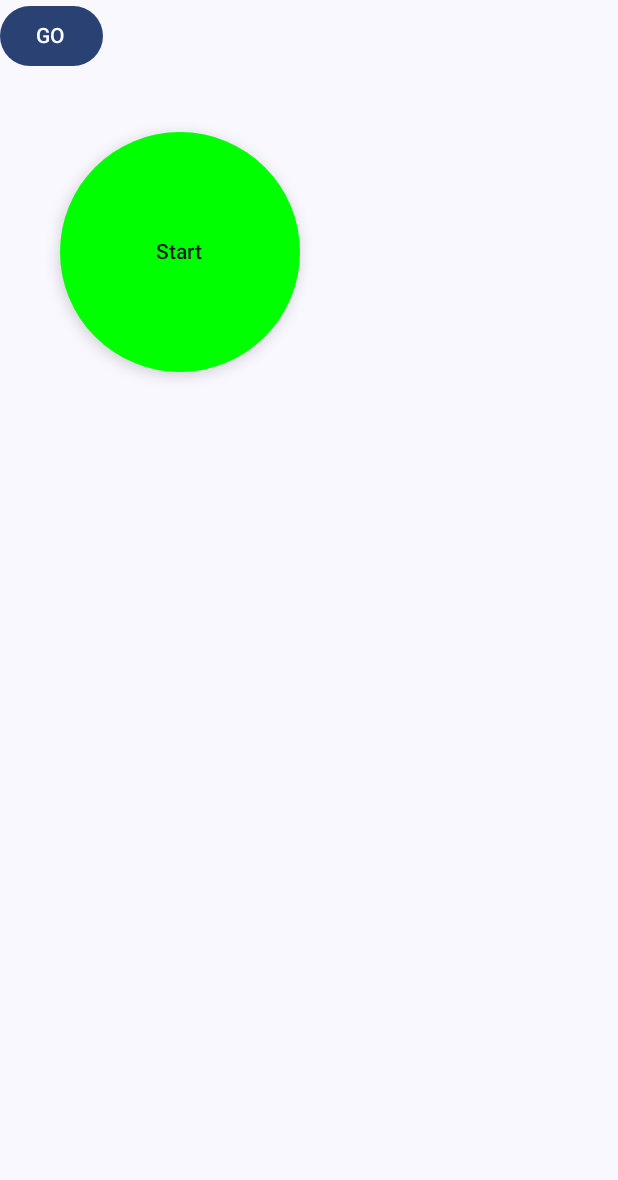
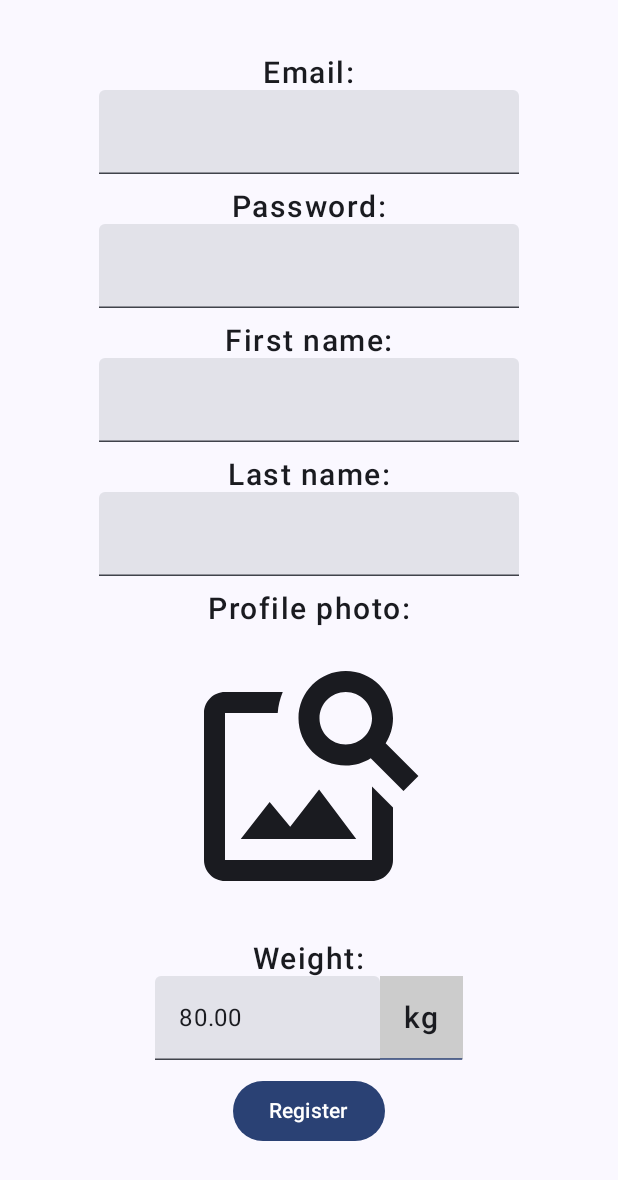
Before and after one commit to aleksa-vuckovic/RunPal, an Android app built with Jetpack Compose: the screen it shows after launch (MainActivity), on a phone screen of 412 x 824 dp. Shown: the top 1180 px of the screen. Run offline under Robolectric (Android 15) with nearby library versions, the phone set to English and light mode, and no system bars; our stand-ins replace Dagger/Hilt's generated code; pictures from the network do not load.

Commit message:
Added login screen composables.

```diff
--- a/App/app/src/main/AndroidManifest.xml
+++ b/App/app/src/main/AndroidManifest.xml
@@ -12,10 +12,16 @@
         android:fullBackupContent="@xml/backup_rules"
         android:icon="@mipmap/ic_launcher"
         android:label="@string/app_name"
+        android:networkSecurityConfig="@xml/network_security_config"
         android:roundIcon="@mipmap/ic_launcher_round"
         android:supportsRtl="true"
         android:theme="@style/Theme.RacePal"
         tools:targetApi="31">
+        <activity
+            android:name=".activities.login.LoginActivity"
+            android:exported="false"
+            android:label="@string/title_activity_login"
+            android:theme="@style/Theme.RacePal" />
         <activity
             android:name=".activities.SoloRunningResults"
             android:exported="false"
--- a/App/app/src/main/java/com/example/racepal/Composables.kt
+++ b/App/app/src/main/java/com/example/racepal/Composables.kt
@@ -20,6 +20,7 @@ import androidx.compose.material3.FloatingActionButton
 import androidx.compose.material3.HorizontalDivider
 import androidx.compose.material3.MaterialTheme
 import androidx.compose.material3.Text
+import androidx.compose.material3.TextField
 import androidx.compose.runtime.Composable
 import androidx.compose.runtime.LaunchedEffect
 import androidx.compose.runtime.getValue
@@ -79,6 +80,23 @@ fun Modifier.borderRight(strokeWidth: Dp, color: Color): Modifier {
         drawLine(
             color = color,
             start = Offset(x = width, y = 0f),
+            end = Offset(x = width , y = height),
+            strokeWidth = strokeWidthPx
+        )
+    }
+}
+@Composable
+fun Modifier.borderBottom(strokeWidth: Dp, color: Color): Modifier {
+    val density = LocalDensity.current
+    val strokeWidthPx = density.run { strokeWidth.toPx() }
+
+    return this.drawBehind {
+        val width = size.width - strokeWidthPx/2
+        val height = size.height
+
+        drawLine(
+            color = color,
+            start = Offset(x = 0f, y = height),
             end = Offset(x = width , y = height),
             strokeWidth = strokeWidthPx
         )
@@ -218,7 +236,8 @@ fun ProgressFloatingButton(onProgress: (Float) -> Unit,
                     awaitPointerEventScope {
                         while (true) {
                             val event = awaitPointerEvent(PointerEventPass.Main)
-                            if (event.type == PointerEventType.Press) pressed = System.currentTimeMillis()
+                            if (event.type == PointerEventType.Press) pressed =
+                                System.currentTimeMillis()
                             else if (event.type == PointerEventType.Release) pressed = 0L
                         }
                     }
@@ -228,6 +247,24 @@ fun ProgressFloatingButton(onProgress: (Float) -> Unit,
         }
     }
 
+}
+
+@Composable
+fun DoubleInput(initial: Double, onChange: (Double) -> Unit, modifier: Modifier = Modifier) {
+    var input by rememberSaveable {
+        mutableStateOf("%.2f".format(initial))
+    }
+    TextField(value = input, onValueChange = {
+        val v = it.toDoubleOrNull()
+        if (v != null) {
+            input = it
+            onChange(v)
+        }
+        else if (it == "") {
+            input = it
+            onChange(0.0)
+        }
+    }, modifier = modifier)
 }
 
 //@Preview(showBackground = true)
--- /dev/null
+++ b/App/app/src/main/java/com/example/racepal/DependencyInjection.kt
@@ -0,0 +1,44 @@
+package com.example.racepal
+
+import com.google.gson.GsonBuilder
+import dagger.Module
+import dagger.Provides
+import dagger.hilt.InstallIn
+import dagger.hilt.components.SingletonComponent
+import okhttp3.OkHttpClient
+import okhttp3.logging.HttpLoggingInterceptor
+import retrofit2.Retrofit
+import retrofit2.converter.gson.GsonConverterFactory
+import java.time.ZonedDateTime
+import javax.inject.Singleton
+
+
+@Module
+@InstallIn(SingletonComponent::class)
+class ServerModule {
+    @Singleton
+    @Provides
+    fun provideRetrofit(): Retrofit {
+        val httpInterceptor = HttpLoggingInterceptor()
+        httpInterceptor.setLevel(HttpLoggingInterceptor.Level.BODY)
+        val client = OkHttpClient.Builder().addInterceptor(httpInterceptor).build()
+
+        val gson = GsonBuilder()
+            //.registerTypeAdapter(ZonedDateTime::class.java, ZonedDateTimeAdapter())
+            .create()
+
+        val retrofit = Retrofit.Builder()
+            .baseUrl(SERVER_ADDRESS)
+            .client(client)
+            .addConverterFactory(GsonConverterFactory.create(gson))
+            .build()
+
+        return retrofit
+    }
+
+    @Singleton
+    @Provides
+    fun provideLoginClient(retrofit: Retrofit): LoginClient {
+        return retrofit.create(LoginClient::class.java)
+    }
+}
--- a/App/app/src/main/java/com/example/racepal/Formatter.kt
+++ b/App/app/src/main/java/com/example/racepal/Formatter.kt
@@ -8,8 +8,6 @@ package com.example.racepal
 interface Formatter<T> {
     fun format(value: T): Pair<String, String>
 }
-private const val KM_TO_MILE: Double = 0.621371
-private const val MILE_TO_FT: Double = 5280.0
 object TimeFormatter: Formatter<Long> {
     override fun format(time: Long): Pair<String, String> {
         var t = time/1000
--- /dev/null
+++ b/App/app/src/main/java/com/example/racepal/LoginClient.kt
@@ -0,0 +1,10 @@
+package com.example.racepal
+
+import okhttp3.ResponseBody
+import retrofit2.http.GET
+import retrofit2.http.Query
+
+interface LoginClient {
+    @GET("test")
+    suspend fun test(@Query("test") testData: String): ResponseBody
+}
--- a/App/app/src/main/java/com/example/racepal/activities/MainActivity.kt
+++ b/App/app/src/main/java/com/example/racepal/activities/MainActivity.kt
@@ -4,6 +4,7 @@ import android.Manifest
 import android.content.Intent
 import android.content.pm.PackageManager
 import android.os.Bundle
+import android.util.Log
 import androidx.activity.ComponentActivity
 import androidx.activity.compose.setContent
 import androidx.activity.result.contract.ActivityResultContracts
@@ -24,11 +25,22 @@ import androidx.compose.ui.Modifier
 import androidx.compose.ui.graphics.Color
 import androidx.compose.ui.unit.dp
 import androidx.core.content.ContextCompat
+import androidx.lifecycle.lifecycleScope
+import com.example.racepal.LoginClient
 import com.example.racepal.ProgressFloatingButton
+import com.example.racepal.activities.login.RegisterScreen
 import com.example.racepal.ui.theme.RacePalTheme
+import dagger.hilt.android.AndroidEntryPoint
 import kotlinx.coroutines.delay
+import kotlinx.coroutines.launch
+import javax.inject.Inject
 
+@AndroidEntryPoint
 class MainActivity : ComponentActivity() {
+
+    @Inject
+    lateinit var loginClient: LoginClient
+
     override fun onCreate(savedInstanceState: Bundle?) {
         val launcher = registerForActivityResult(ActivityResultContracts.RequestMultiplePermissions()) { granted ->
             if (granted.size != 2) this@MainActivity.finish()
@@ -36,6 +48,13 @@ class MainActivity : ComponentActivity() {
         if (ContextCompat.checkSelfPermission(this, Manifest.permission.ACCESS_COARSE_LOCATION) != PackageManager.PERMISSION_GRANTED ||
             ContextCompat.checkSelfPermission(this, Manifest.permission.ACCESS_FINE_LOCATION) != PackageManager.PERMISSION_GRANTED)
             launcher.launch(arrayOf(Manifest.permission.ACCESS_FINE_LOCATION, Manifest.permission.ACCESS_COARSE_LOCATION))
+
+        /*
+        lifecycleScope.launch {
+            delay(1000)
+            val result = loginClient.test("Some test data")
+            Log.d("SERVER TEST", result.toString())
+        }*/
 
         super.onCreate(savedInstanceState)
         setContent {
@@ -45,7 +64,10 @@ class MainActivity : ComponentActivity() {
                     modifier = Modifier.fillMaxSize(),
                     color = MaterialTheme.colorScheme.background
                 ) {
+                    RegisterScreen(onRegister = { _, _, _, _, _, _ -> }, errorMessage = "", modifier = Modifier.fillMaxSize())
+                    /*
                     Column(modifier = Modifier.fillMaxSize()) {
+
 
 
                         Button(onClick = {
@@ -55,19 +77,9 @@ class MainActivity : ComponentActivity() {
                             Text(text = "GO")
                         }
 
+                    }
 
-                        ProgressFloatingButton(
-                            onProgress = {},
-                            time = 3000,
-                            color = Color.Green,
-                            modifier = Modifier
-                                .padding(20.dp)
-                                .size(200.dp)) {
-                            Text("Start")
-                        }
-
-
-                    }
+                     */
                 }
             }
         }
--- /dev/null
+++ b/App/app/src/main/java/com/example/racepal/activities/login/Composables.kt
@@ -0,0 +1,189 @@
+package com.example.racepal.activities.login
+
+import android.net.Uri
+import androidx.activity.compose.rememberLauncherForActivityResult
+import androidx.activity.result.contract.ActivityResultContracts
+import androidx.compose.foundation.Image
+import androidx.compose.foundation.background
+import androidx.compose.foundation.clickable
+import androidx.compose.foundation.layout.Arrangement
+import androidx.compose.foundation.layout.Box
+import androidx.compose.foundation.layout.Column
+import androidx.compose.foundation.layout.Row
+import androidx.compose.foundation.layout.Spacer
+import androidx.compose.foundation.layout.fillMaxSize
+import androidx.compose.foundation.layout.height
+import androidx.compose.foundation.layout.padding
+import androidx.compose.foundation.layout.size
+import androidx.compose.foundation.layout.width
+import androidx.compose.foundation.rememberScrollState
+import androidx.compose.foundation.verticalScroll
+import androidx.compose.material.icons.Icons
+import androidx.compose.material.icons.filled.Add
+import androidx.compose.material.icons.filled.ImageSearch
+import androidx.compose.material3.Button
+import androidx.compose.material3.Icon
+import androidx.compose.material3.MaterialTheme
+import androidx.compose.material3.Text
+import androidx.compose.material3.TextField
+import androidx.compose.runtime.Composable
+import androidx.compose.runtime.getValue
+import androidx.compose.runtime.mutableStateOf
+import androidx.compose.runtime.saveable.rememberSaveable
+import androidx.compose.runtime.setValue
+import androidx.compose.ui.Alignment
+import androidx.compose.ui.Modifier
+import androidx.compose.ui.graphics.Color
+import androidx.compose.ui.layout.ContentScale
+import androidx.compose.ui.text.rememberTextMeasurer
+import androidx.compose.ui.unit.dp
+import coil.compose.rememberImagePainter
+import com.example.racepal.DoubleInput
+import com.example.racepal.LB_TO_KG
+import com.example.racepal.borderBottom
+
+@Composable
+fun LoginScreen(onLogin: (String, String) -> Unit, errorMessage: String, modifier: Modifier = Modifier) {
+
+    var email by rememberSaveable {
+        mutableStateOf("")
+    }
+    var password by rememberSaveable {
+        mutableStateOf("")
+    }
+
+    Column(
+        modifier = modifier,
+        horizontalAlignment = Alignment.CenterHorizontally,
+        verticalArrangement = Arrangement.Center
+    ) {
+        val spacing = 10.dp
+        val style = MaterialTheme.typography.displaySmall
+
+        Text(text = "Email:", style = style)
+        TextField(value = email, onValueChange = {email = it})
+        Spacer(modifier = modifier.height(spacing))
+
+        Text(text = "Password:", style = style)
+        TextField(value = "*".repeat(password.length), onValueChange = {password = it})
+        Spacer(modifier = modifier.height(spacing))
+
+        Button(onClick = { onLogin(email, password)}) {
+            Text("Login")
+        }
+        Text(text = errorMessage, style = style.copy(color = Color.Red))
+    }
+}
+
+
+@Composable
+fun RegisterScreen(onRegister: (String, String, String, String, Uri?, Double) -> Unit, errorMessage: String, modifier: Modifier = Modifier) {
+
+    var email by rememberSaveable {
+        mutableStateOf("")
+    }
+    var password by rememberSaveable {
+        mutableStateOf("")
+    }
+    var name by rememberSaveable {
+        mutableStateOf("")
+    }
+    var last by rememberSaveable {
+        mutableStateOf("")
+    }
+    var profile by rememberSaveable {
+        mutableStateOf<Uri?>(null)
+    }
+    var weight by rememberSaveable {
+        mutableStateOf(0.0)
+    }
+    var imperial by rememberSaveable {
+        mutableStateOf(false)
+    }
+
+    Column(
+        modifier = modifier.verticalScroll(rememberScrollState()),
+        horizontalAlignment = Alignment.CenterHorizontally,
+        verticalArrangement = Arrangement.Center
+    ) {
+        val spacing = 10.dp
+        val style = MaterialTheme.typography.displaySmall
+
+        Text(text = "Email:", style = style)
+        TextField(value = email, onValueChange = {email = it})
+        Spacer(modifier = modifier.height(spacing))
+
+        Text(text = "Password:", style = style)
+        TextField(value = "*".repeat(password.length), onValueChange = {password = it})
+        Spacer(modifier = modifier.height(spacing))
+
+        Text(text = "First name:", style = style)
+        TextField(value = name, onValueChange = {name = it})
+        Spacer(modifier = modifier.height(spacing))
+
+        Text(text = "Last name:", style = style)
+        TextField(value = last, onValueChange = {last = it})
+        Spacer(modifier = modifier.height(spacing))
+
+        Text(text = "Profile photo:", style = style)
+        ImageSelector(input = profile, onSelect = {profile = it}, Modifier.size(200.dp))
+        Spacer(modifier = modifier.height(spacing))
+
+        Text(text = "Weight:", style = style)
+        Row {
+            DoubleInput(initial = 80.0, onChange = {weight = it}, modifier = Modifier.width(150.dp))
+            Box(modifier = Modifier.size(55.dp)
+                .clickable { imperial = !imperial }
+                .background(color = Color.LightGray)
+                .borderBottom(1.dp, MaterialTheme.colorScheme.primary)) {
+                Text(text = if (imperial) "lb" else "kg",
+                    style = style,
+                    modifier = Modifier.align(Alignment.Center))
+            }
+        }
+        Spacer(modifier = modifier.height(spacing))
+
+        Button(onClick = { onRegister(email, password, name, last, profile, if (imperial) weight* LB_TO_KG else weight)}) {
+            Text("Register")
+        }
+        Text(text = errorMessage, style = style.copy(color = Color.Red))
+    }
+}
+
+
+@Composable
+fun ImageSelector(input: Uri?, onSelect: (Uri?) -> Unit, modifier: Modifier = Modifier) {
+    val launcher = rememberLauncherForActivityResult(
+        contract = ActivityResultContracts.GetContent(),
+    ) { uri: Uri? ->
+        uri?.let {
+            onSelect(it)
+        }
+    }
+
+    Box(
+        modifier = modifier
+            .clickable {
+                launcher.launch("image/*")
+            },
+        contentAlignment = Alignment.Center
+    ) {
+        if (input != null) {
+            Image(
+                painter = rememberImagePainter(data = input),
+                contentDescription = null,
+                modifier = Modifier
+                    .fillMaxSize(),
+                contentScale = ContentScale.Crop,
+            )
+        } else {
+            Icon(
+                imageVector = Icons.Default.ImageSearch,
+                contentDescription = null,
+                modifier = Modifier
+                    .fillMaxSize()
+                    .padding(16.dp)
+            )
+        }
+    }
+}
--- a/App/app/src/main/java/com/example/racepal/constants.kt
+++ b/App/app/src/main/java/com/example/racepal/constants.kt
@@ -1,4 +1,9 @@
 package com.example.racepal
 
-
+const val KM_TO_MILE: Double = 0.621371
+const val MILE_TO_FT: Double = 5280.0
+const val LB_TO_KG: Double = 0.45359237
 const val RUNNER_ICON_SIZE: Int = 100
+//const val SERVER_ADDRESS = "https://run-pal-server-f256155400de.herokuapp.com/"
+//const val SERVER_ADDRESS = "http://127.0.0.1:4000/"
+const val SERVER_ADDRESS = "http://10.174.37.149:4000/"
--- /dev/null
+++ b/App/app/src/main/java/com/example/racepal/room/Run.kt
@@ -0,0 +1,4 @@
+package com.example.racepal.room
+
+class Run {
+}
--- a/App/app/src/main/java/com/example/racepal/ui/theme/Type.kt
+++ b/App/app/src/main/java/com/example/racepal/ui/theme/Type.kt
@@ -21,6 +21,13 @@ val Typography = Typography(
         fontSize = 80.sp,
         lineHeight = 90.sp,
         letterSpacing = 3.sp
+    ),
+    displaySmall = TextStyle(
+        fontFamily = FontFamily.Default,
+        fontWeight = FontWeight.SemiBold,
+        fontSize = 20.sp,
+        lineHeight = 25.sp,
+        letterSpacing = 1.sp
     )
     /* Other default text styles to override
     titleLarge = TextStyle(
--- a/App/app/src/main/res/values/strings.xml
+++ b/App/app/src/main/res/values/strings.xml
@@ -2,4 +2,5 @@
     <string name="app_name">RacePal</string>
     <string name="title_activity_running">RunningActivity</string>
     <string name="title_activity_solo_running_results">SoloRunningResults</string>
+    <string name="title_activity_login">LoginActivity</string>
 </resources>
```
Also changed, not shown: App/app/build.gradle.kts (+9 -0 lines), App/app/src/main/java/com/example/racepal/activities/login/LoginActivity.kt (added, +35 -0 lines), App/app/src/main/java/com/example/racepal/ui/theme/Theme.kt (+4 -3 lines), App/app/src/main/res/xml/network_security_config.xml (added, +9 -0 lines), 3 other files. Lines whose indentation alone changed are shown as unchanged.
